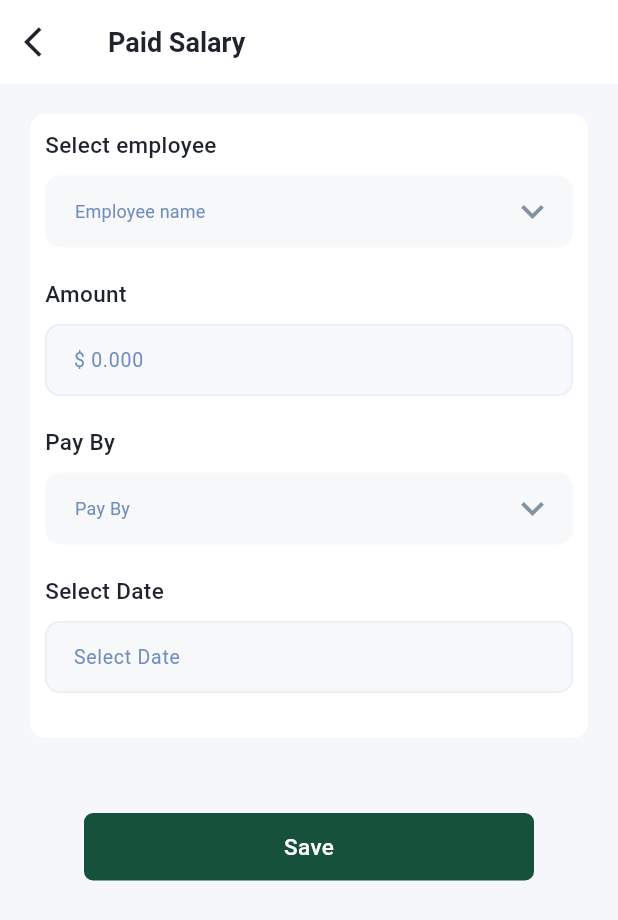
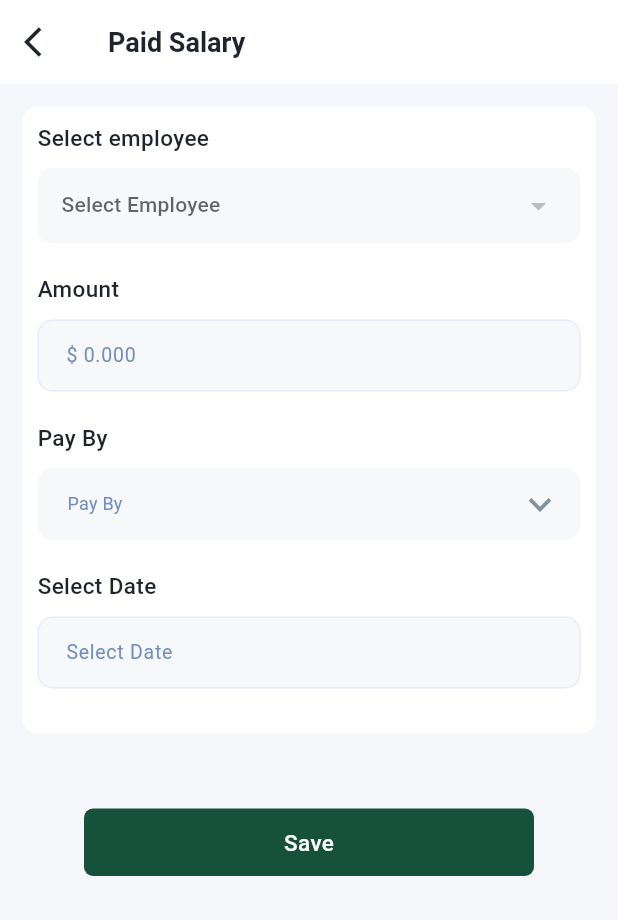
Before and after one commit to nayon-coders/new-abs, a Flutter app: the AddPaidSalary screen opened by its route, on a phone screen of 412 x 824 dp. Shown: the top 920 px of the screen. Run offline on Flutter 3.47's test engine with Material 3 defaults, Android fonts, the phone set to English and light mode, and no system bars; drawn by our look-alikes of dropdown_button2; our stand-ins replace cached_network_image, flutter_expandable_fab, flutter_widget_from_html, get, image_picker, lottie and 3 more; missing offline and left inert: dart:ffi, shimmer_pro; accounts and stored records are empty; network calls fail.

```diff
--- a/lib/app_config.dart
+++ b/lib/app_config.dart
@@ -93,7 +93,7 @@ class AppConfig{
 
   //salary Management
   static const String CREATE_PAID_SALARY = "$BASE_URL/salary/create"; //POST
-  static const String ALL_SALARY_LIST= "$BASE_URL/salary/create"; //GET
+  static const String ALL_SALARY_LIST= "$BASE_URL/salary/all"; //GET
   static const String UPDATE_SALARY_LIST= "$BASE_URL/salary/update/"; //PUT ID
 
 
--- a/lib/view/salery_management/controller/salary_management_controller.dart
+++ b/lib/view/salery_management/controller/salary_management_controller.dart
@@ -1,41 +1,69 @@
 import 'dart:convert';
 
 import 'package:abs_office_management/app_config.dart';
+import 'package:abs_office_management/controller/date_time_controller.dart';
 import 'package:abs_office_management/data/services/api_services.dart';
+import 'package:abs_office_management/view/employee_management/controller/employee_manage_controller.dart';
 import 'package:flutter/material.dart';
 import 'package:get/get.dart';
 import 'package:get/get_rx/get_rx.dart';
+import 'package:get/get_rx/src/rx_types/rx_types.dart';
 
+import '../../../data/model/employee_model/get_all_employee_model.dart';
 import '../../../data/model/salary_list_model.dart';
 
 class SalaryManagementController extends GetxController{
+  final EmployeeManageController employeeManageController = Get.put(EmployeeManageController());
+  final DateTimeController dateTimeController = Get.put(DateTimeController());
   var totalAmount = 0.0.obs;
+
+  @override
+  void dispose() {
+    // TODO: implement dispose
+    super.dispose();
+  }
+  @override
+  void onInit() {
+    super.dispose();
+    getAllEmoployeeList();
+  }
+
+  //all employe
+  RxList<SingleEmployee> employeeList = <SingleEmployee>[].obs;
+  Rx<SingleEmployee> selectedEmployee = SingleEmployee().obs;
 
   //all salary get model
   Rx<SalaryListModel> salaryModel = SalaryListModel().obs;
+  RxString selectedPayMethod = "".obs;
 
   //textEditing controller
-  Rx<TextEditingController> employeeName = TextEditingController().obs;
-  Rx<TextEditingController> paymentItem = TextEditingController().obs;
+  Rx<TextEditingController> checkNo = TextEditingController().obs;
   Rx<TextEditingController> amount = TextEditingController().obs;
-  Rx<TextEditingController> selectDate = TextEditingController().obs;
+  Rx<TextEditingController> selectDateDatabase = TextEditingController().obs;
+  Rx<TextEditingController> selectDateShow = TextEditingController().obs;
 
   //RxBool
   RxBool isGetting = false.obs;
   RxBool isAdding = false.obs;
 
+  getAllEmoployeeList()async{
+    await employeeManageController.allEmployeeList();
+    employeeList.value = employeeManageController.employeeListModel.value.data!;
+  }
 
   //add salary
-  addSalary(body)async{
+  addSalary()async{
     isAdding.value = true;
     Map<String, dynamic> body = {
-      "employeeID": employeeName.value.text,
-      "payBy": paymentItem.value.text,
+      "employeeID": selectedEmployee.value.id.toString(),
+      "payBy": selectedPayMethod.value,
+      "check_no" : checkNo.value.text,
       "amount": amount.value.text,
-      "date": selectDate.value.text,
+      "date": selectDateDatabase.value.text,
     };
-    final res = await ApiServices.postApi(AppConfig.ALL_SALARY_LIST, body);
+    final res = await ApiServices.postApi(AppConfig.CREATE_PAID_SALARY, body);
     if(res.statusCode == 200){
+      getAllSalary(dateTimeController.month, dateTimeController.year);
       Get.snackbar("Successful", "${jsonDecode(res.body)["message"]}",backgroundColor: Colors.green);
     }else{
       Get.snackbar("Failed", "${jsonDecode(res.body)["message"]}",backgroundColor: Colors.red);
--- a/lib/view/salery_management/screen/add_paid_salary.dart
+++ b/lib/view/salery_management/screen/add_paid_salary.dart
@@ -1,18 +1,23 @@
+import 'package:abs_office_management/controller/date_time_controller.dart';
+import 'package:abs_office_management/data/model/employee_model/single_empolyee_model.dart';
 import 'package:abs_office_management/utility/app_color.dart';
+import 'package:abs_office_management/view/salery_management/controller/salary_management_controller.dart';
 import 'package:abs_office_management/widgets/app_button.dart';
 import 'package:abs_office_management/widgets/app_input.dart';
 import 'package:abs_office_management/widgets/custom_dropdown.dart';
+import 'package:dropdown_button2/dropdown_button2.dart';
 import 'package:flutter/material.dart';
 import 'package:get/get.dart';
 
-class AddPaidSalary extends StatelessWidget {
+import '../../../data/model/employee_model/get_all_employee_model.dart';
+
+class AddPaidSalary extends GetView<SalaryManagementController> {
    AddPaidSalary({super.key});
 
-  final List employeeItem =["employee1","employee2","employee3"];
    List payItem =["Cash","Check","Online", "Bank Transfer"];
 
-  final _amount = TextEditingController();
-  final _selectDate = TextEditingController();
+   final DateTimeController dateTimeController = Get.put(DateTimeController());
+
   @override
   Widget build(BuildContext context) {
     return Scaffold(
@@ -30,7 +35,7 @@ class AddPaidSalary extends StatelessWidget {
       ),
 
       body: SingleChildScrollView(
-        padding:const EdgeInsets.all(20),
+        padding:const EdgeInsets.all(15),
         child: Column(
           mainAxisAlignment: MainAxisAlignment.start,
           crossAxisAlignment: CrossAxisAlignment.start,
@@ -49,7 +54,43 @@ class AddPaidSalary extends StatelessWidget {
                   //select employee
                   const Text("Select employee",style: TextStyle(fontWeight: FontWeight.w500,fontSize: 15,color: AppColors.textBlack),),
                   const SizedBox(height: 10,),
-                  CustomDropDown(items: employeeItem, hint: "Employee name", onChange: (v){}),
+                  Obx(() {
+                      return DropdownButtonHideUnderline(
+                        child: DropdownButton2<SingleEmployee>(
+                          isExpanded: true,
+                          hint: Text(
+                            'Select Employee',
+                            style: TextStyle(
+                              fontSize: 14,
+                              color: Theme.of(context).hintColor,
+                            ),
+                          ),
+                          items: controller.employeeList.map((SingleEmployee item) => DropdownMenuItem<SingleEmployee>(
+                            value: item,
+                            child: Text(
+                              item.name!,
+                              style: const TextStyle(
+                                fontSize: 14,
+                              ),
+                            ),
+                          )).toList(),
+                          value: controller.selectedEmployee.value ?? null,
+                          onChanged: (SingleEmployee? value) {
+                            controller.selectedEmployee.value = value!;
+                          },
+                          buttonStyleData:  ButtonStyleData(
+                            padding: EdgeInsets.symmetric(horizontal: 16),
+                            height: 50,
+                            width: Get.width,
+                            decoration: BoxDecoration(
+                              borderRadius: BorderRadius.circular(10),
+                              color: AppColors.fillColor,
+                            )
+                          ),
+                        ),
+                      );
+                    }
+                  ),
                   const SizedBox(height: 20,),
 
                   //Amount
@@ -60,7 +101,7 @@ class AddPaidSalary extends StatelessWidget {
                     textType: TextInputType.number,
                     hint: "\$ 0.000",
                     hintColor:AppColors.textBlue ,
-                    controller: _amount,
+                    controller: controller.amount.value,
 
                   ),
                   const SizedBox(height: 20,),
@@ -68,7 +109,34 @@ class AddPaidSalary extends StatelessWidget {
                   //Pay bay
                   const Text("Pay By",style: TextStyle(fontWeight: FontWeight.w500,fontSize: 15,color: AppColors.textBlack),),
                   const SizedBox(height: 10,),
-                  CustomDropDown(items: payItem, hint: "Pay By", onChange: (v){}),
+                  CustomDropDown(
+                      items: payItem,
+                      hint: "Pay By",
+                      onChange: (v){
+                        controller.selectedPayMethod.value = v;
+                      }
+                  ),
+                  Obx((){
+                    if(controller.selectedPayMethod.value == "Check"){
+                      return Column(
+                        mainAxisAlignment: MainAxisAlignment.start,
+                        crossAxisAlignment: CrossAxisAlignment.start,
+                        children: [
+                          const SizedBox(height: 20,),
+                          const Text("Check Number",style: TextStyle(fontWeight: FontWeight.w500,fontSize: 15,color: AppColors.textBlack),),
+                          const SizedBox(height: 10,),
+                          AppInput(
+                            fillColor: AppColors.fillColor,
+                            hint: "Check Number",
+                            hintColor:AppColors.textBlue ,
+                            controller: controller.checkNo.value,
+                          ),
+                        ],
+                      );
+                    }else{
+                      return Center();
+                    }
+                  }),
 
                   const SizedBox(height: 20,),
 
@@ -79,8 +147,13 @@ class AddPaidSalary extends StatelessWidget {
                     fillColor: AppColors.fillColor,
                     hint: "Select Date",
                     hintColor:AppColors.textBlue ,
-                    controller: _selectDate,
+                    controller: controller.selectDateShow.value,
                     readOnly: true,
+                    onClick: ()async{
+                      var data = await dateTimeController.pickDate(context);
+                      controller.selectDateShow.value.text = dateTimeController.dateFormat1(data).toString();
+                      controller.selectDateDatabase.value.text = dateTimeController.dateFormatDatabase(data).toString();
+                    },
 
                   ),
                   const SizedBox(height: 20,),
@@ -91,7 +164,16 @@ class AddPaidSalary extends StatelessWidget {
               ),
             ),
             const SizedBox(height: 50,),
-            Center(child: AppButton(name: "Save", onClick: (){})),
+            Center(child: Obx(() {
+                return AppButton(
+                    isLoading: controller.isAdding.value,
+                    name: "Save",
+                    onClick: (){
+                      controller.addSalary();
+                    }
+                );
+              }
+            )),
           ],
         ),
       ),
```
